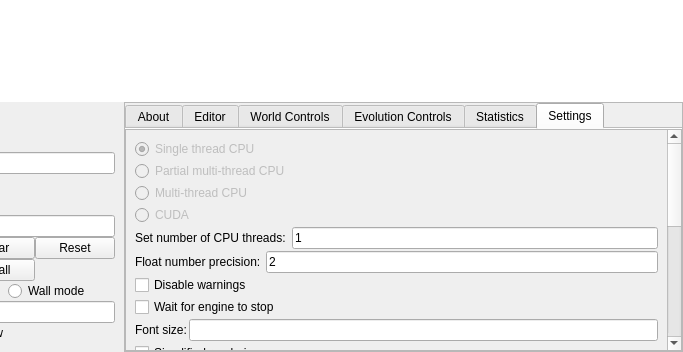
This is LifeEngineCpp/UiFiles/mainwindow.ui in SuperSpaceEye/LifeEngineExtended as Qt 5 draws it before an edit; both pictures show x 215 to 898 and y 548 to 900 of the 898 by 900 pixel window. The edited form follows.
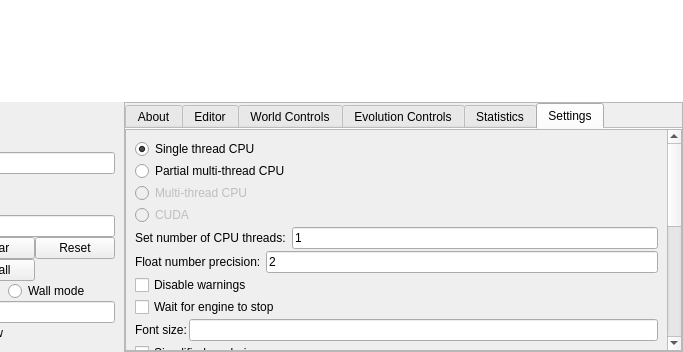
This is the edited form. The open tabs and pages were chosen to show the change.

Patch:
```diff
--- a/LifeEngineCpp/UiFiles/mainwindow.ui
+++ b/LifeEngineCpp/UiFiles/mainwindow.ui
@@ -1857,7 +1857,7 @@
                       <item>
                        <widget class="QRadioButton" name="rb_single_thread_mode">
                         <property name="enabled">
-                         <bool>false</bool>
+                         <bool>true</bool>
                         </property>
                         <property name="text">
                          <string>Single thread CPU</string>
@@ -1873,7 +1873,7 @@
                       <item>
                        <widget class="QRadioButton" name="rb_partial_multi_thread_mode">
                         <property name="enabled">
-                         <bool>false</bool>
+                         <bool>true</bool>
                         </property>
                         <property name="text">
                          <string>Partial multi-thread CPU</string>
```
Left out of the diff: 4 changed lines with no effect on the pictures.
